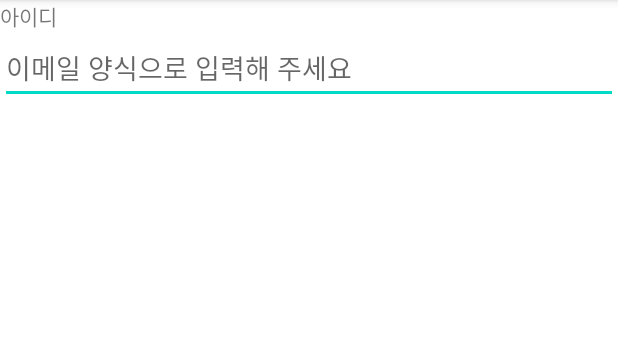
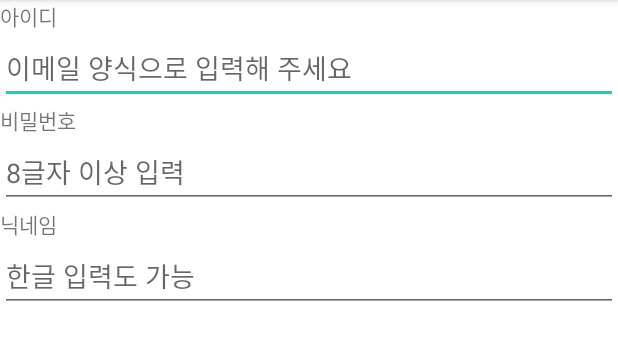
Before and after one commit to ujin-Bang/Myfirst, an Android app: the screen it shows after launch (MainActivity), on a phone screen of 412 x 824 dp, the part 84-444 px from its top. Run offline under Robolectric (Android 15) with nearby library versions, the phone set to English and light mode, and no system bars.

Commit message:
비번/ 닉네임 입력칸 - Edittext 체험중  - inputType : password 관련  - singleLine : 한줄만 쓰기

```diff
--- a/app/src/main/res/layout/activity_main.xml
+++ b/app/src/main/res/layout/activity_main.xml
@@ -18,6 +18,28 @@
         android:hint="이메일 양식으로 입력해 주세요"
         android:inputType="textEmailAddress"/>
 
+    <TextView
+        android:layout_width="wrap_content"
+        android:layout_height="wrap_content"
+        android:text="비밀번호"/>
+
+    <EditText
+        android:layout_width="match_parent"
+        android:layout_height="wrap_content"
+        android:hint="8글자 이상 입력"
+        android:inputType="textPassword"/>
+
+    <TextView
+        android:layout_width="wrap_content"
+        android:layout_height="wrap_content"
+        android:text="닉네임"/>
+
+    <EditText
+        android:layout_width="match_parent"
+        android:layout_height="wrap_content"
+        android:singleLine="true"
+        android:hint="한글 입력도 가능"/>
+
 
 
 </LinearLayout>
```
